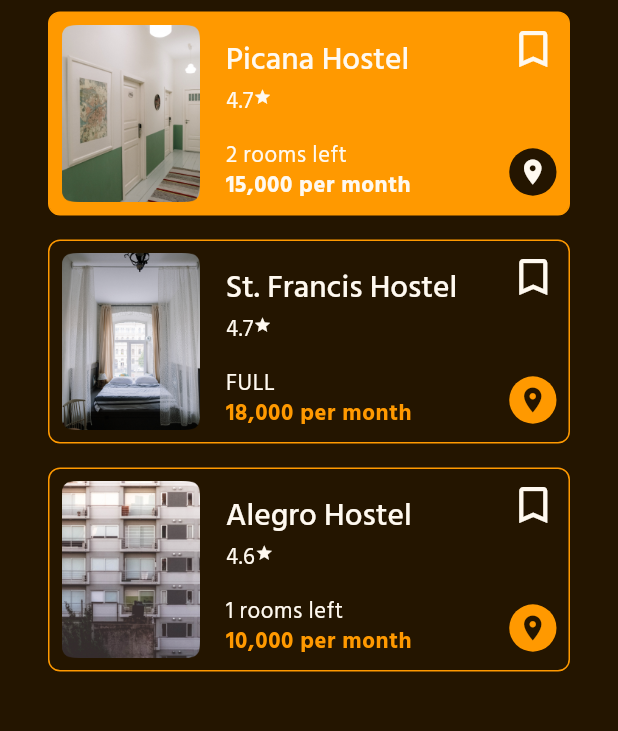
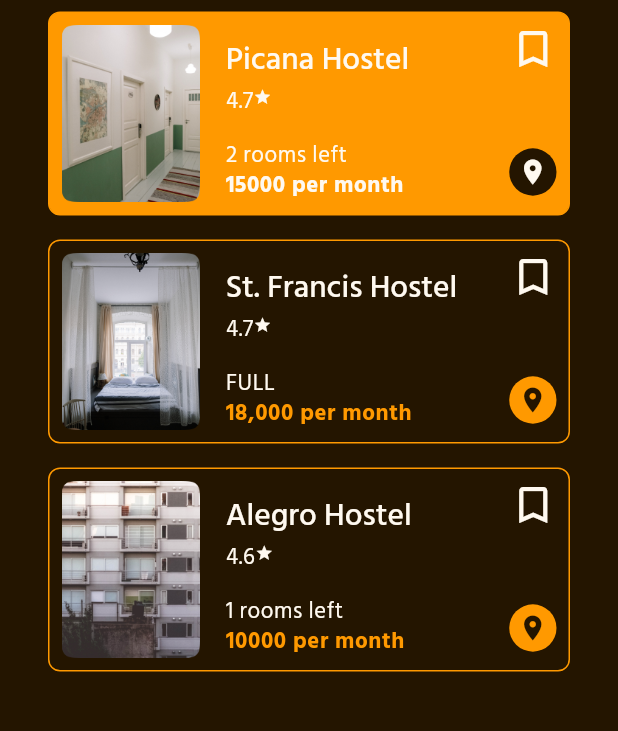
Before and after one commit to Ivy-Walobwa/baze_app, a Flutter app: the ResultsPage screen opened by its route, on a phone screen of 412 x 824 dp, the part 140-871 px from its top. Run offline on Flutter 3.47's test engine with Material 2 defaults, Android fonts, the phone set to English and light mode, and no system bars; our stand-ins replace carousel_slider; generated files the repository leaves out were written again.

```diff
--- a/lib/fake_repository.dart
+++ b/lib/fake_repository.dart
@@ -3,7 +3,7 @@ import 'models/hostel.dart';
 List<Hostel> hostelsAvailable = [
   Hostel(
     name: 'Picana Hostel',
-    rent: '15,000',
+    rent: '15000',
     rating: '4.7',
     roomsLeft: '2',
     image: 'assets/picana.png',
@@ -157,7 +157,7 @@ List<Hostel> hostelsAvailable = [
   ),
   Hostel(
     name: 'Alegro Hostel',
-    rent: '10,000',
+    rent: '10000',
     rating: '4.6',
     roomsLeft: '1',
     image: 'assets/alegro.png',
--- a/lib/models/hostel.dart
+++ b/lib/models/hostel.dart
@@ -1,7 +1,8 @@
 import 'package:flutter/cupertino.dart';
+import 'package:json_annotation/json_annotation.dart';
+part 'hostel.g.dart';
 
-// THIS IS JUST A DUMMY MODEL
-
+@JsonSerializable(explicitToJson: true)
 class Hostel {
   String name;
   String rating;
@@ -34,8 +35,12 @@ class Hostel {
     this.rentingNote,
     this.gender,
   });
+
+  factory Hostel.fromJson(Map<String, dynamic> json) => _$HostelFromJson(json);
+  Map<String, dynamic> toJson() => _$HostelToJson(this);
 }
 
+@JsonSerializable(explicitToJson: true)
 class SingleReview {
   String reviewerName;
   String review;
@@ -53,8 +58,12 @@ class SingleReview {
       @required this.hotelName,
       this.reviewType, this.reviewerImage});
 
+  factory SingleReview.fromJson(Map<String, dynamic> json) => _$SingleReviewFromJson(json);
+  Map<String, dynamic> toJson() => _$SingleReviewToJson(this);
+
 }
 
+@JsonSerializable(explicitToJson: true)
 class HostelReviews {
   List<SingleReview> reviews;
   String numberOfReviews;
@@ -62,8 +71,12 @@ class HostelReviews {
 
   HostelReviews(
       {@required this.reviews, this.averageRating, this.numberOfReviews});
+
+  factory HostelReviews.fromJson(Map<String, dynamic> json) => _$HostelReviewsFromJson(json);
+  Map<String, dynamic> toJson() => _$HostelReviewsToJson(this);
 }
 
+@JsonSerializable()
 class HostelContact {
   String contactName;
   String contactTitle;
@@ -76,28 +89,41 @@ class HostelContact {
     @required this.contactTitle,
     this.image,
   });
+  factory HostelContact.fromJson(Map<String, dynamic> json) => _$HostelContactFromJson(json);
+  Map<String, dynamic> toJson() => _$HostelContactToJson(this);
 }
 
+@JsonSerializable()
 class HostelDetail {
   String detail;
   bool available;
 
   HostelDetail({@required this.available, @required this.detail});
+
+  factory HostelDetail.fromJson(Map<String, dynamic> json) => _$HostelDetailFromJson(json);
+  Map<String, dynamic> toJson() => _$HostelDetailToJson(this);
 }
 
 enum Review { positive, negative }
 enum GenderAccepted { boys, girls, both }
 
+@JsonSerializable()
 class SocialHandle {
   String platformName;
   String link;
 
   SocialHandle({@required this.link, @required this.platformName});
+  factory SocialHandle.fromJson(Map<String, dynamic> json) => _$SocialHandleFromJson(json);
+  Map<String, dynamic> toJson() => _$SocialHandleToJson(this);
 }
 
+@JsonSerializable()
 class HostelLocation {
   String location;
   String distanceToCampus;
 
   HostelLocation({@required this.location, this.distanceToCampus});
+
+  factory HostelLocation.fromJson(Map<String, dynamic> json) => _$HostelLocationFromJson(json);
+  Map<String, dynamic> toJson() => _$HostelLocationToJson(this);
 }
--- a/lib/ui/widgets/hostels_carousel.dart
+++ b/lib/ui/widgets/hostels_carousel.dart
@@ -2,7 +2,6 @@ import 'package:flutter/material.dart';
 import '../../constants.dart';
 import 'package:carousel_slider/carousel_slider.dart';
 import '../../fake_repository.dart';
-import 'package:auto_size_text/auto_size_text.dart';
 
 class HostelsCarousel extends StatelessWidget {
 
```
Also changed, not shown: pubspec.yaml (+7 -6 lines), lib/models/hostel.g.dart (added), pubspec.lock, 3 other files.
